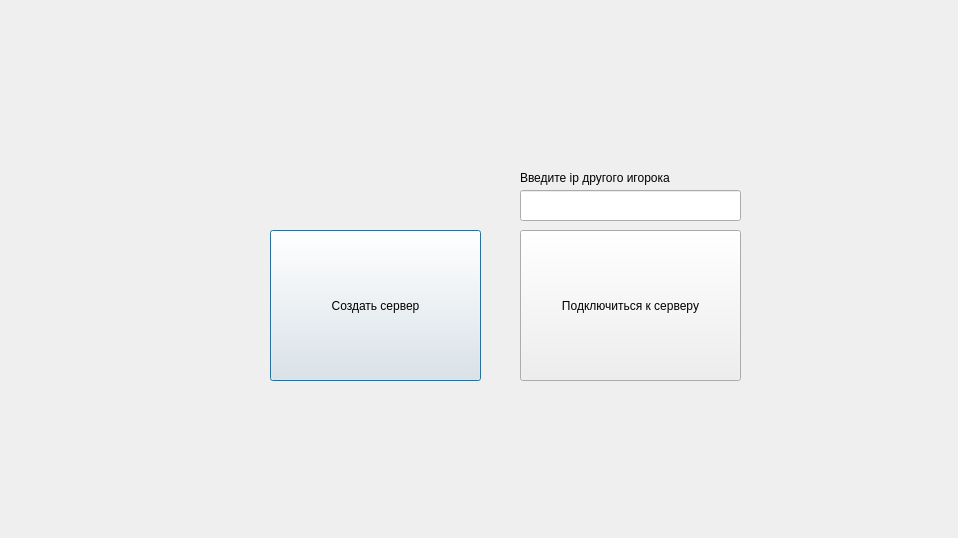
First picture: the form in view/net.ui, repository pavel1000/BattleShip, before the edit.
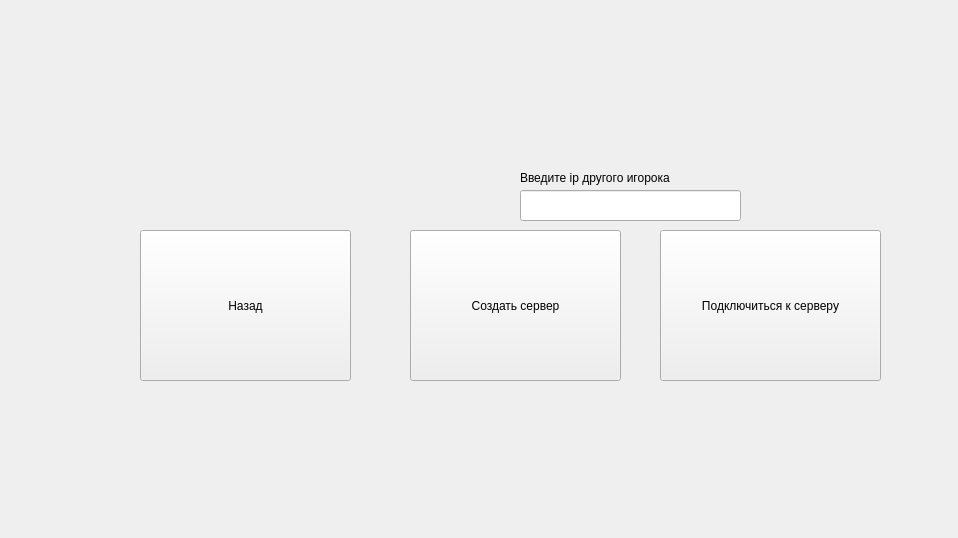
Second picture: the form after the edit.

Commit message: added back button to net

The edit to the form file:
```diff
--- a/view/net.ui
+++ b/view/net.ui
@@ -1,7 +1,7 @@
 <?xml version="1.0" encoding="UTF-8"?>
 <ui version="4.0">
- <class>Dialog</class>
- <widget class="QDialog" name="Dialog">
+ <class>Form</class>
+ <widget class="QWidget" name="Form">
   <property name="geometry">
    <rect>
     <x>0</x>
@@ -16,7 +16,7 @@
   <widget class="QPushButton" name="pushButton">
    <property name="geometry">
     <rect>
-     <x>270</x>
+     <x>410</x>
      <y>230</y>
      <width>211</width>
      <height>151</height>
@@ -29,7 +29,7 @@
   <widget class="QPushButton" name="pushButton_2">
    <property name="geometry">
     <rect>
-     <x>520</x>
+     <x>660</x>
      <y>230</y>
      <width>221</width>
      <height>151</height>
@@ -62,6 +62,19 @@
     <string>Введите ip другого игорока</string>
    </property>
   </widget>
+  <widget class="QPushButton" name="pushButton_3">
+   <property name="geometry">
+    <rect>
+     <x>140</x>
+     <y>230</y>
+     <width>211</width>
+     <height>151</height>
+    </rect>
+   </property>
+   <property name="text">
+    <string>Назад</string>
+   </property>
+  </widget>
  </widget>
  <resources/>
  <connections/>
```
Left out of the diff: 2 changed lines with no effect on the pictures. The commit also changes 3 other files.
